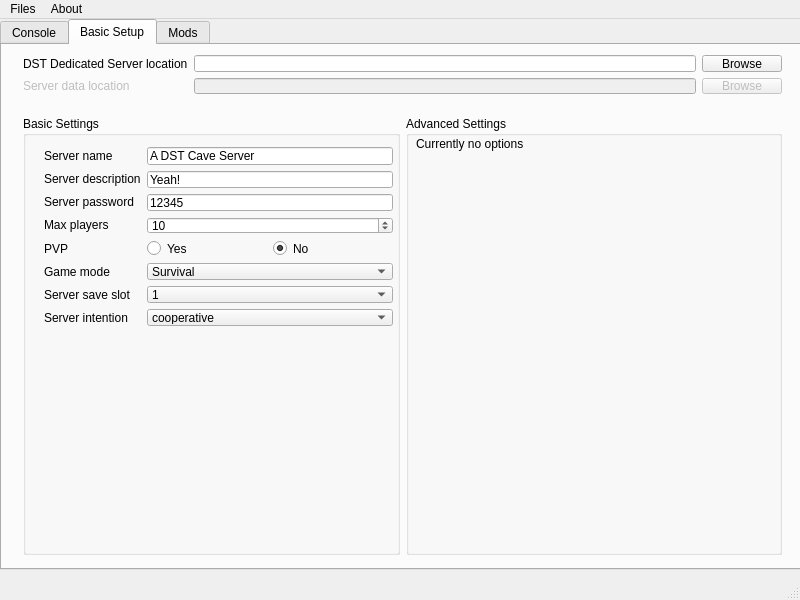
Qt form mainwindow.ui (KKyang/DSTDedicatedServerGUI) before a commit.
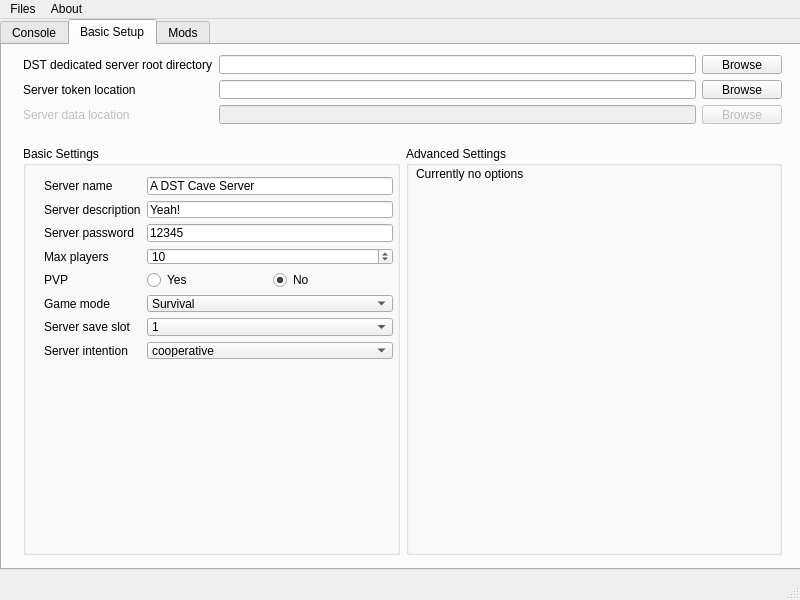
The same form after that commit. The open tabs and pages were chosen to show the change.

Commit message: QProcess complete. Ready for test(?).

```diff
--- a/mainwindow.ui
+++ b/mainwindow.ui
@@ -116,9 +116,9 @@
       <property name="geometry">
        <rect>
         <x>10</x>
-        <y>60</y>
+        <y>90</y>
         <width>781</width>
-        <height>461</height>
+        <height>431</height>
        </rect>
       </property>
       <layout class="QHBoxLayout" name="horizontalLayout_4">
@@ -133,7 +133,7 @@
             <x>10</x>
             <y>20</y>
             <width>371</width>
-            <height>201</height>
+            <height>204</height>
            </rect>
           </property>
           <layout class="QHBoxLayout" name="horizontalLayout_8">
@@ -351,7 +351,7 @@
         <x>10</x>
         <y>-1</y>
         <width>781</width>
-        <height>61</height>
+        <height>91</height>
        </rect>
       </property>
       <layout class="QHBoxLayout" name="horizontalLayout_6">
@@ -360,7 +360,14 @@
          <item>
           <widget class="QLabel" name="label">
            <property name="text">
-            <string>DST Dedicated Server location</string>
+            <string>DST dedicated server root directory</string>
+           </property>
+          </widget>
+         </item>
+         <item>
+          <widget class="QLabel" name="label_12">
+           <property name="text">
+            <string>Server token location</string>
            </property>
           </widget>
          </item>
@@ -396,6 +403,27 @@
            </item>
           </layout>
          </item>
+         <item>
+          <layout class="QHBoxLayout" name="horizontalLayout_9">
+           <item>
+            <widget class="QLineEdit" name="lineEdit_serverTokenLocation">
+             <property name="enabled">
+              <bool>true</bool>
+             </property>
+            </widget>
+           </item>
+           <item>
+            <widget class="QPushButton" name="pushButton_browseServerTokenLocation">
+             <property name="enabled">
+              <bool>true</bool>
+             </property>
+             <property name="text">
+              <string>Browse</string>
+             </property>
+            </widget>
+           </item>
+          </layout>
+         </item>
          <item>
           <layout class="QHBoxLayout" name="horizontalLayout_5">
            <item>
```
Left out of the diff: 5 changed lines with no effect on the pictures. The commit also changes 2 other files.
